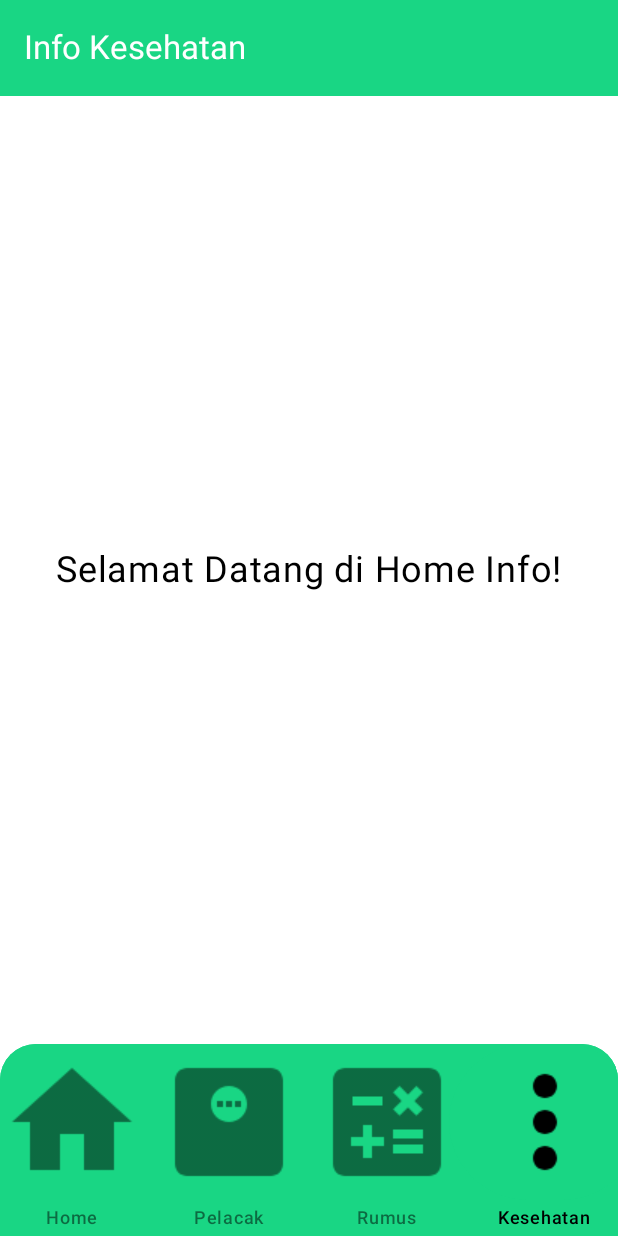
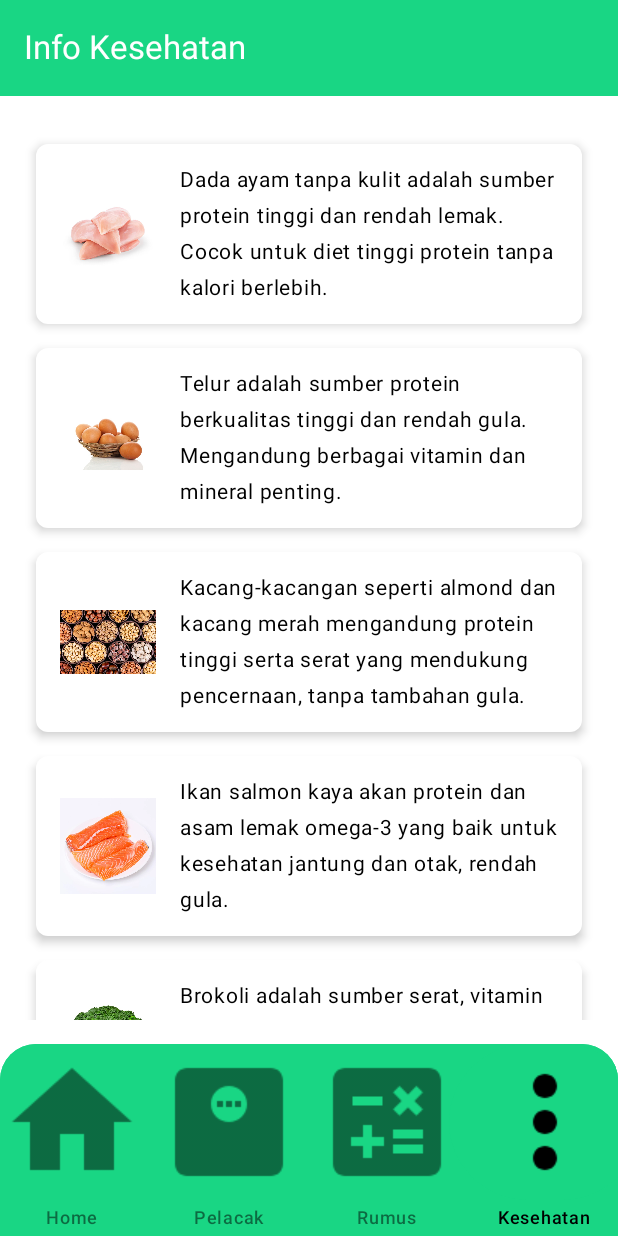
Before and after one commit to fdhlvidiarta/ProjectMobile_2, an Android app built with Jetpack Compose: the screen it shows after launch (MainActivity), item 4 of the bottom bar chosen, on a phone screen of 412 x 824 dp. Run offline under Robolectric (Android 15) with nearby library versions, the phone set to English and light mode, and no system bars.

Commit message:
Membuat Info Screen Kesehatan

```diff
--- a/app/src/main/java/com/kelompok2/kalkulatorbmi/ui/theme/screens/InfoKesehatanScreen.kt
+++ b/app/src/main/java/com/kelompok2/kalkulatorbmi/ui/theme/screens/InfoKesehatanScreen.kt
@@ -1,25 +1,111 @@
 package com.kelompok2.kalkulatorbmi.ui.theme.screens
 
+import androidx.compose.foundation.Image
+import androidx.compose.foundation.background
 import androidx.compose.foundation.layout.*
+import androidx.compose.foundation.rememberScrollState
+import androidx.compose.foundation.verticalScroll
+import androidx.compose.material3.Card
+import androidx.compose.material3.CardDefaults
+import androidx.compose.material3.MaterialTheme
 import androidx.compose.material3.Text
 import androidx.compose.runtime.Composable
 import androidx.compose.ui.Alignment
 import androidx.compose.ui.Modifier
+import androidx.compose.ui.graphics.Color
+import androidx.compose.ui.res.painterResource
 import androidx.compose.ui.unit.dp
 import androidx.compose.ui.unit.sp
+import com.kelompok2.kalkulatorbmi.R
 
 @Composable
 fun InfoKesehatanScreen() {
     Column(
         modifier = Modifier
             .fillMaxSize()
-            .padding(16.dp),
-        verticalArrangement = Arrangement.Center,
-        horizontalAlignment = Alignment.CenterHorizontally
+            .padding(16.dp)
+            .verticalScroll(rememberScrollState()),
+        verticalArrangement = Arrangement.Top,
+        horizontalAlignment = Alignment.Start
     ) {
-        Text(
-            text = "Selamat Datang di Home Info!",
-            fontSize = 24.sp
+        Spacer(modifier = Modifier.height(16.dp))
+
+        HealthInfoCard(
+            imageRes = R.drawable.dada_ayam,
+            description = "Dada ayam tanpa kulit adalah sumber protein tinggi dan rendah lemak. Cocok untuk diet tinggi protein tanpa kalori berlebih."
+        )
+        Spacer(modifier = Modifier.height(16.dp))
+
+        HealthInfoCard(
+            imageRes = R.drawable.telur_ayam,
+            description = "Telur adalah sumber protein berkualitas tinggi dan rendah gula. Mengandung berbagai vitamin dan mineral penting."
+        )
+        Spacer(modifier = Modifier.height(16.dp))
+
+        HealthInfoCard(
+            imageRes = R.drawable.kacang_kacangan,
+            description = "Kacang-kacangan seperti almond dan kacang merah mengandung protein tinggi serta serat yang mendukung pencernaan, tanpa tambahan gula."
+        )
+        Spacer(modifier = Modifier.height(16.dp))
+
+        HealthInfoCard(
+            imageRes = R.drawable.ikan_salmon,
+            description = "Ikan salmon kaya akan protein dan asam lemak omega-3 yang baik untuk kesehatan jantung dan otak, rendah gula."
+        )
+        Spacer(modifier = Modifier.height(16.dp))
+
+        // Data baru
+        HealthInfoCard(
+            imageRes = R.drawable.f2e01cbc_f853_4639_8755_5b46eca40bc1, // Pastikan gambar brokoli tersedia
+            description = "Brokoli adalah sumber serat, vitamin C, dan K yang tinggi. Cocok untuk mendukung diet sehat dan menjaga kesehatan pencernaan."
+        )
+        Spacer(modifier = Modifier.height(16.dp))
+
+        HealthInfoCard(
+            imageRes = R.drawable.alpukat, // Ganti dengan gambar alpukat
+            description = "Alpukat mengandung lemak sehat, vitamin E, dan serat, baik untuk kesehatan kulit dan pencernaan."
+        )
+        Spacer(modifier = Modifier.height(16.dp))
+        HealthInfoCard(
+            imageRes = R.drawable.bayam_hijau_organik_1_removebg_preview, // Ganti dengan gambar bayam
+            description = "Bayam mengandung zat besi, kalsium, dan vitamin K yang mendukung kesehatan tulang dan membantu pembentukan darah."
         )
     }
 }
+
+
+@Composable
+fun HealthInfoCard(imageRes: Int, description: String) {
+    Card(
+        colors = CardDefaults.cardColors(
+            containerColor = MaterialTheme.colorScheme.surface,
+            contentColor = MaterialTheme.colorScheme.onSurface
+        ),
+        modifier = Modifier
+            .fillMaxWidth()
+            .wrapContentHeight()
+            .padding(horizontal = 8.dp),
+        elevation = CardDefaults.cardElevation(4.dp)
+    ) {
+        Row(
+            modifier = Modifier.padding(16.dp),
+            verticalAlignment = Alignment.CenterVertically
+        ) {
+            // Gambar di sebelah kiri
+            Image(
+                painter = painterResource(id = imageRes),
+                contentDescription = "Health Tip Image",
+                modifier = Modifier
+                    .size(80.dp)
+                    .padding(end = 16.dp)
+            )
+            // Deskripsi teks
+            Text(
+                text = description,
+                style = MaterialTheme.typography.bodyLarge,
+                fontSize = 14.sp,
+                modifier = Modifier.weight(1f)
+            )
+        }
+    }
+}
```
Also changed, not shown: app/src/main/res/drawable/alpukat.webp (added), app/src/main/res/drawable/bayam_hijau_organik_1_removebg_preview.webp (added), app/src/main/res/drawable/dada_ayam.jpg (added), app/src/main/res/drawable/f2e01cbc_f853_4639_8755_5b46eca40bc1.jpg (added), app/src/main/res/drawable/ikan_salmon.webp (added), app/src/main/res/drawable/kacang_kacangan.jpg (added), app/src/main/res/drawable/telur_ayam.jpg (added).
